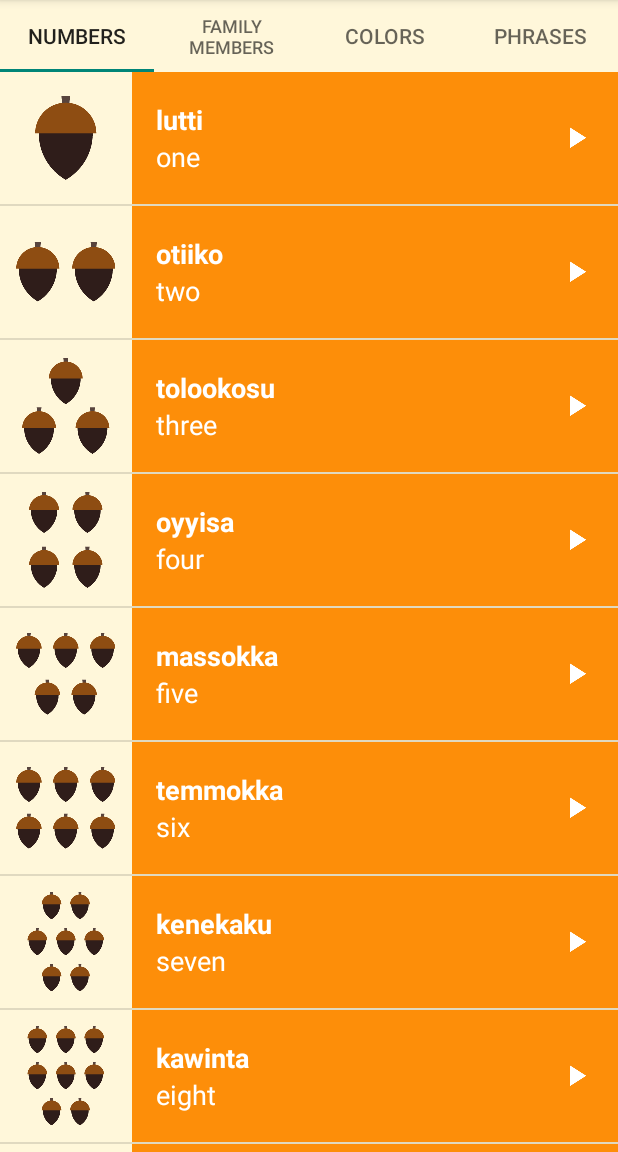
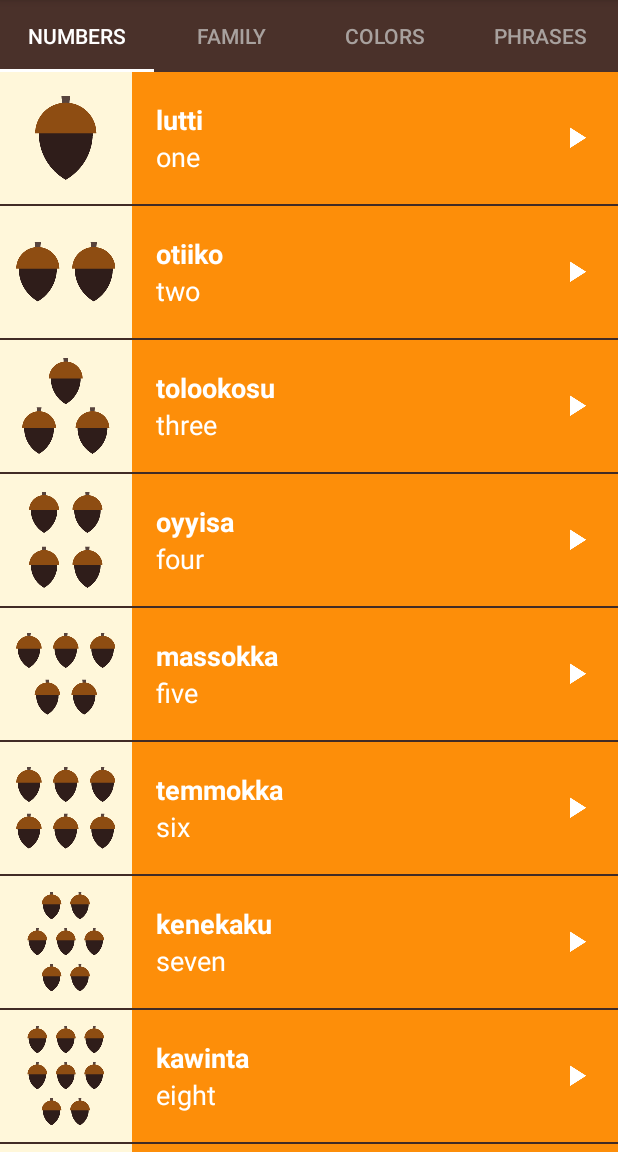
Before and after one commit to juliecodes/Miwok, an Android app: the screen it shows after launch (MainActivity), on a phone screen of 412 x 824 dp, the part 84-1236 px from its top. Run offline under Robolectric (Android 15) with nearby library versions, the phone set to English and light mode, and no system bars.

Commit message:
styled the tabs

```diff
--- a/app/src/main/res/layout/activity_main.xml
+++ b/app/src/main/res/layout/activity_main.xml
@@ -20,14 +20,16 @@
     android:layout_height="match_parent"
     xmlns:app="http://schemas.android.com/apk/res-auto"
     android:orientation="vertical"
-    android:background="@color/tan_background"
+    android:background="@color/primary_color"
     tools:context="com.example.android.miwok.MainActivity">
 
     <android.support.design.widget.TabLayout
         android:id="@+id/tabs"
         android:layout_width="match_parent"
         android:layout_height="wrap_content"
-
+        app:tabTextColor="@color/tab_text_color_default"
+        app:tabIndicatorColor="@color/white"
+app:tabSelectedTextColor="@color/white"
          />
 
     <android.support.v4.view.ViewPager
--- a/app/src/main/res/values/colors.xml
+++ b/app/src/main/res/values/colors.xml
@@ -35,5 +35,9 @@
     <!-- Background color for the phrases category -->
     <color name="category_phrases">#16AFCA</color>
 
+    <color name="tab_text_color_default">#A8A19E</color>
+
+
+
     <color name="white">#FFFFFF</color>
 </resources>
--- a/app/src/main/res/values/strings.xml
+++ b/app/src/main/res/values/strings.xml
@@ -26,7 +26,7 @@
     <string name="category_numbers">Numbers</string>
 
     <!-- Category name for the vocabulary words for family members [CHAR LIMIT=20] -->
-    <string name="category_family">Family Members</string>
+    <string name="category_family">Family</string>
 
     <!-- TODO: Remove or change this placeholder text -->
     <string name="hello_blank_fragment">Hello blank fragment</string>
```
